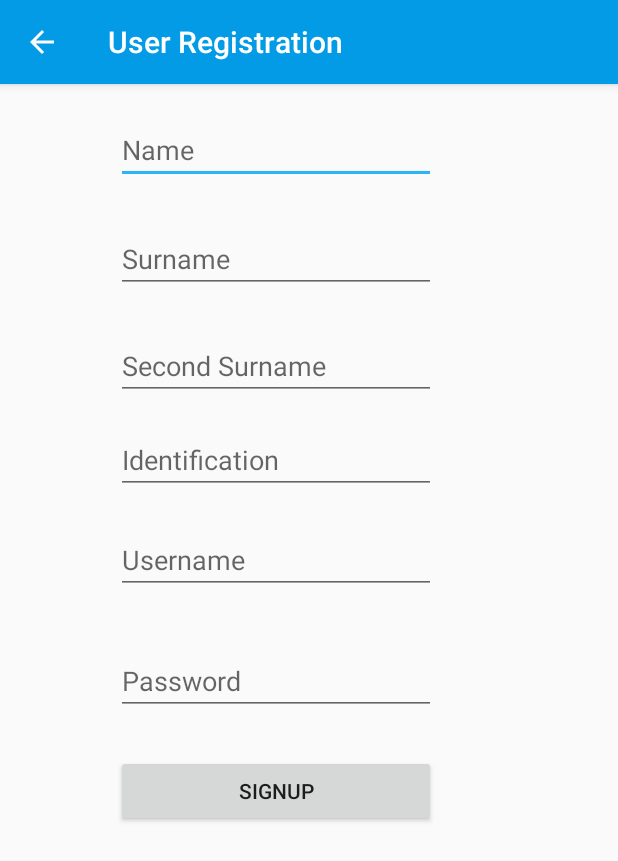
After one commit to avargas10/Proyecto-1-BD, an Android app: the Registro screen opened directly, with no data from a screen before it, on a phone screen of 412 x 824 dp. The commit adds this screen. Shown: the top 861 px of the screen. Run offline under Robolectric (Android 15) with nearby library versions, the phone set to English and light mode, and no system bars.

Commit message:
Se agrega la ventana de registro

```diff
--- a/AndroidApp/GasSatationPharmacyApp/app/src/main/AndroidManifest.xml
+++ b/AndroidApp/GasSatationPharmacyApp/app/src/main/AndroidManifest.xml
@@ -16,6 +16,8 @@
                 <category android:name="android.intent.category.LAUNCHER" />
             </intent-filter>
         </activity>
+        <activity android:name=".Registro"
+            android:parentActivityName=".MainActivity"></activity>
     </application>
 
 </manifest>
--- /dev/null
+++ b/AndroidApp/GasSatationPharmacyApp/app/src/main/java/com/example/adrian/gasstationpharmacyapp/Registro.java
@@ -0,0 +1,17 @@
+package com.example.adrian.gasstationpharmacyapp;
+
+import android.support.v7.app.ActionBar;
+import android.support.v7.app.AppCompatActivity;
+import android.os.Bundle;
+
+public class Registro extends AppCompatActivity {
+
+    @Override
+    protected void onCreate(Bundle savedInstanceState) {
+        super.onCreate(savedInstanceState);
+        setContentView(R.layout.activity_registro);
+
+        getSupportActionBar().setDisplayHomeAsUpEnabled(true);
+        getSupportActionBar().setTitle("User Registration");
+    }
+}
--- /dev/null
+++ b/AndroidApp/GasSatationPharmacyApp/app/src/main/res/layout/activity_registro.xml
@@ -0,0 +1,96 @@
+<?xml version="1.0" encoding="utf-8"?>
+<android.support.constraint.ConstraintLayout xmlns:android="http://schemas.android.com/apk/res/android"
+    xmlns:app="http://schemas.android.com/apk/res-auto"
+    xmlns:tools="http://schemas.android.com/tools"
+    android:layout_width="match_parent"
+    android:layout_height="match_parent"
+    tools:context="com.example.adrian.gasstationpharmacyapp.Registro">
+
+    <RelativeLayout
+        android:layout_width="368dp"
+        android:layout_height="495dp"
+        tools:layout_editor_absoluteX="8dp"
+        tools:layout_editor_absoluteY="8dp">
+
+        <Button
+            android:id="@+id/btnSignup"
+            android:layout_width="wrap_content"
+            android:layout_height="wrap_content"
+            android:layout_alignEnd="@+id/txtPassword"
+            android:layout_alignParentBottom="true"
+            android:layout_alignStart="@+id/txtPassword"
+            android:text="Signup"
+            tools:layout_editor_absoluteX="87dp"
+            tools:layout_editor_absoluteY="438dp" />
+
+        <EditText
+            android:id="@+id/txtNombre"
+            android:layout_width="wrap_content"
+            android:layout_height="wrap_content"
+            android:layout_alignParentTop="true"
+            android:layout_centerHorizontal="true"
+            android:layout_marginTop="21dp"
+            android:ems="10"
+            android:hint="Name"
+            android:inputType="textPersonName"
+            tools:layout_editor_absoluteX="63dp"
+            tools:layout_editor_absoluteY="18dp" />
+
+        <EditText
+            android:id="@+id/txtPassword"
+            android:layout_width="wrap_content"
+            android:layout_height="wrap_content"
+            android:layout_alignStart="@+id/txtUsername"
+            android:layout_below="@+id/txtUsername"
+            android:layout_marginTop="35dp"
+            android:ems="10"
+            android:hint="Password"
+            android:inputType="textPassword" />
+
+        <EditText
+            android:id="@+id/txtApellido2"
+            android:layout_width="wrap_content"
+            android:layout_height="wrap_content"
+            android:layout_alignStart="@+id/txtApellido1"
+            android:layout_below="@+id/txtApellido1"
+            android:layout_marginTop="26dp"
+            android:ems="10"
+            android:hint="Second Surname"
+            android:inputType="textPersonName" />
+
+        <EditText
+            android:id="@+id/txtUsername"
+            android:layout_width="wrap_content"
+            android:layout_height="wrap_content"
+            android:layout_alignStart="@+id/txtApellido2"
+            android:layout_below="@+id/txtApellido2"
+            android:layout_marginTop="84dp"
+            android:ems="10"
+            android:hint="Username"
+            android:inputType="textPersonName" />
+
+        <EditText
+            android:id="@+id/txtCedula"
+            android:layout_width="wrap_content"
+            android:layout_height="wrap_content"
+            android:layout_alignStart="@+id/txtApellido2"
+            android:layout_below="@+id/txtApellido2"
+            android:layout_marginTop="17dp"
+            android:ems="10"
+            android:hint="Identification"
+            android:inputType="number" />
+
+        <EditText
+            android:id="@+id/txtApellido1"
+            android:layout_width="wrap_content"
+            android:layout_height="wrap_content"
+            android:layout_alignStart="@+id/txtNombre"
+            android:layout_below="@+id/txtNombre"
+            android:layout_marginTop="27dp"
+            android:ems="10"
+            android:hint="Surname"
+            android:inputType="textPersonName" />
+
+    </RelativeLayout>
+
+</android.support.constraint.ConstraintLayout>
```
Also changed, not shown: AndroidApp/GasSatationPharmacyApp/app/src/main/java/com/example/adrian/gasstationpharmacyapp/MainActivity.java (+58 -0 lines), AndroidApp/GasSatationPharmacyApp/app/src/main/res/layout/activity_main.xml (+15 -5 lines), AndroidApp/GasSatationPharmacyApp/app/src/main/res/drawable/icon.png (added).
